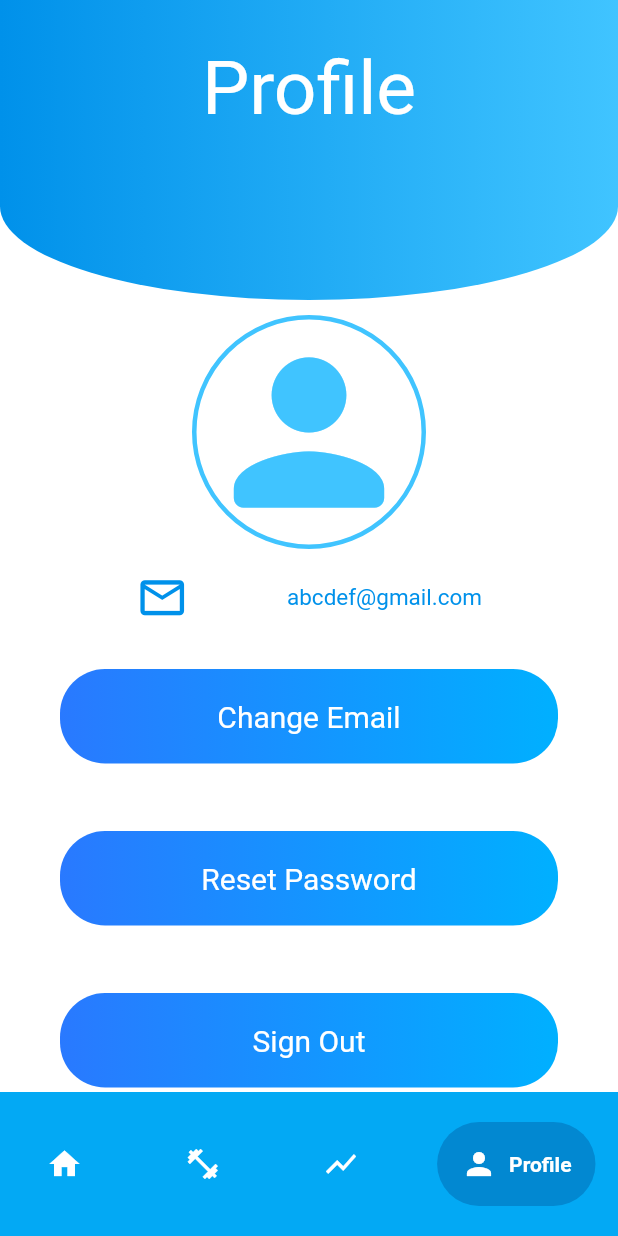
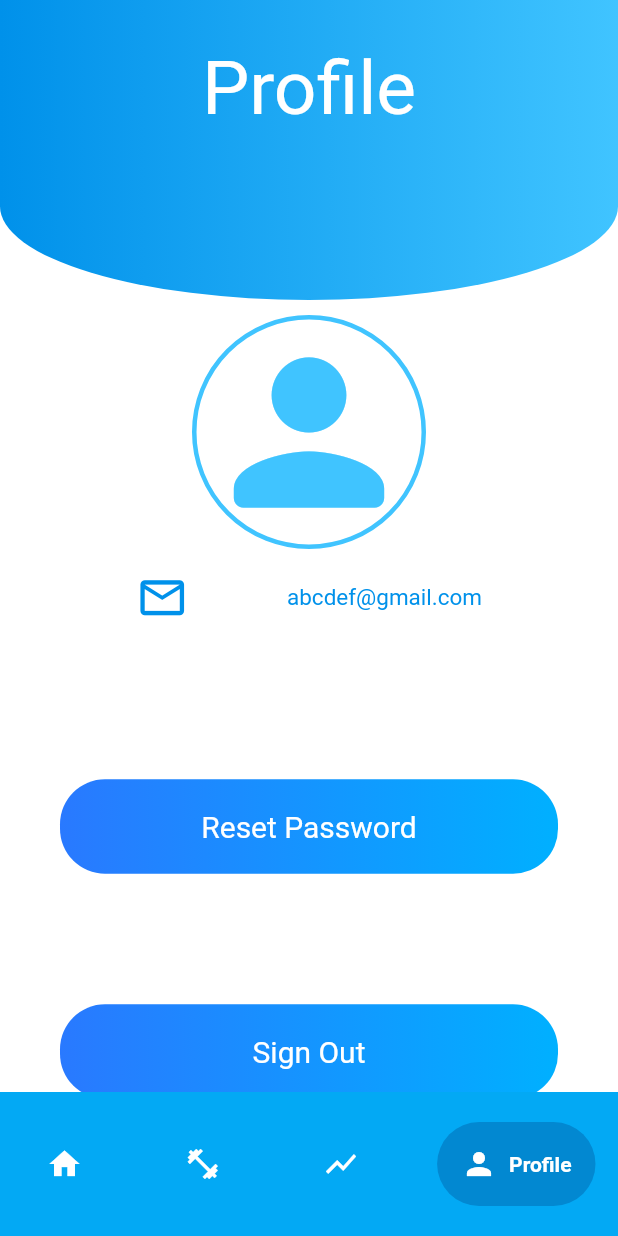
Before and after one commit to sriharshak27/tracker, a Flutter app: the screen it shows once a user with an empty profile is signed in, item 4 of the bottom bar chosen, on a phone screen of 412 x 824 dp. Run offline on Flutter 3.47's test engine with Material 2 defaults, Android fonts, the phone set to English and light mode, and no system bars; drawn by our look-alikes of google_nav_bar; our stand-ins replace firebase_auth, firebase_core; accounts and stored records are empty.

Commit message:
removed email change, added functionality for reset password

```diff
--- a/lib/pages/profile_page.dart
+++ b/lib/pages/profile_page.dart
@@ -12,6 +12,10 @@ class ProfilePage extends StatefulWidget {
 
 class _ProfilePageState extends State<ProfilePage> {
   final user = FirebaseAuth.instance.currentUser!;
+
+  Future passwordReset() async {
+    await FirebaseAuth.instance.sendPasswordResetEmail(email: user.email!);
+  }
 
   @override
   Widget build(BuildContext context) {
@@ -91,37 +95,42 @@ class _ProfilePageState extends State<ProfilePage> {
             ),
           ),
           //change email
-          SizedBox(height: 30,),
+          // SizedBox(height: 30,),
+          // Padding(
+          //   padding: const EdgeInsets.symmetric(horizontal: 40.0),
+          //   child: GestureDetector (
+          //     // onTap: ,// MANAGE CHANGING EMAILS
+          //     child: Container (
+          //       padding: EdgeInsets.all(20),
+          //       decoration: BoxDecoration(
+          //         gradient: LinearGradient(
+          //           begin: Alignment.centerLeft,
+          //           end: Alignment.centerRight,
+          //           colors: [Colors.blueAccent.shade400,
+          //           Colors.lightBlueAccent.shade400
+          //           ]
+          //         ),
+          //         // color: Colors.lightBlueAccent,
+          //         borderRadius: BorderRadius.circular(30)
+          //       ),
+          //       child: Center(child: Text('Change Email', style: TextStyle(
+          //         color: Colors.white,
+          //         fontWeight: FontWeight.w400,
+          //         fontSize: 20,
+          //       ),),)
+          //     ),
+          //   ),
+          // ),
+          SizedBox(height: 60,),
+          SizedBox(
+            height: 300,
+            child: Column(
+              mainAxisAlignment: MainAxisAlignment.spaceAround,
+              children: [
                 Padding(
                   padding: const EdgeInsets.symmetric(horizontal: 40.0),
                   child: GestureDetector (
-              // onTap: ,// MANAGE CHANGING EMAILS
-              child: Container (
-                padding: EdgeInsets.all(20),
-                decoration: BoxDecoration(
-                  gradient: LinearGradient(
-                    begin: Alignment.centerLeft,
-                    end: Alignment.centerRight,
-                    colors: [Colors.blueAccent.shade400,
-                    Colors.lightBlueAccent.shade400
-                    ]
-                  ),
-                  // color: Colors.lightBlueAccent,
-                  borderRadius: BorderRadius.circular(30)
-                ),
-                child: Center(child: Text('Change Email', style: TextStyle(
-                  color: Colors.white,
-                  fontWeight: FontWeight.w400,
-                  fontSize: 20,
-                ),),)
-              ),
-            ),
-          ),
-          SizedBox(height: 45,),
-          Padding(
-            padding: const EdgeInsets.symmetric(horizontal: 40.0),
-            child: GestureDetector (
-              // onTap: ,// MANAGE CHANGING EMAILS
+                    onTap: passwordReset,
                     child: Container (
                       padding: EdgeInsets.all(20),
                       decoration: BoxDecoration(
@@ -143,7 +152,7 @@ class _ProfilePageState extends State<ProfilePage> {
                     ),
                   ),
                 ),
-          SizedBox(height: 45,),
+                // SizedBox(height: 45,),
                 Padding(
                   padding: const EdgeInsets.symmetric(horizontal: 40.0),
                   child: GestureDetector (
@@ -169,6 +178,10 @@ class _ProfilePageState extends State<ProfilePage> {
                     ),
                   ),
                 ),
+                // SizedBox(height: 45,),
+              ],
+            ),
+          ),
         ],
       ),
       // body: Center(
```
Lines whose indentation alone changed are shown as unchanged.
